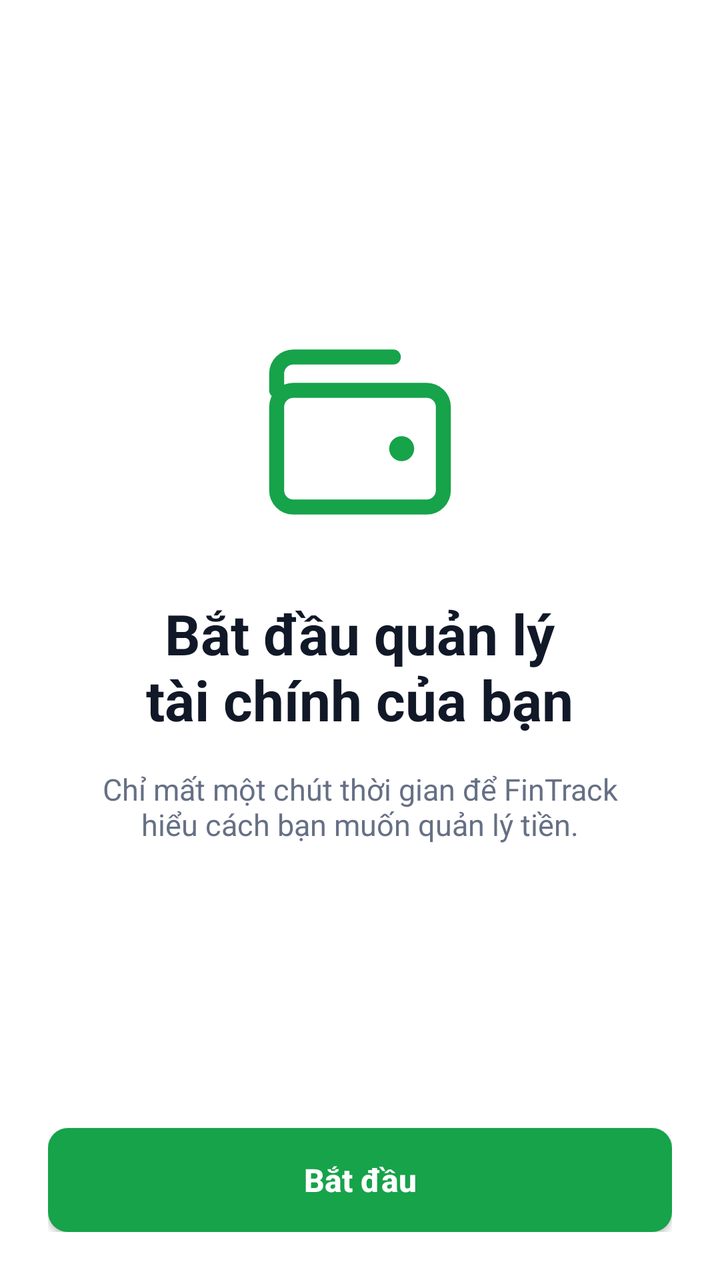
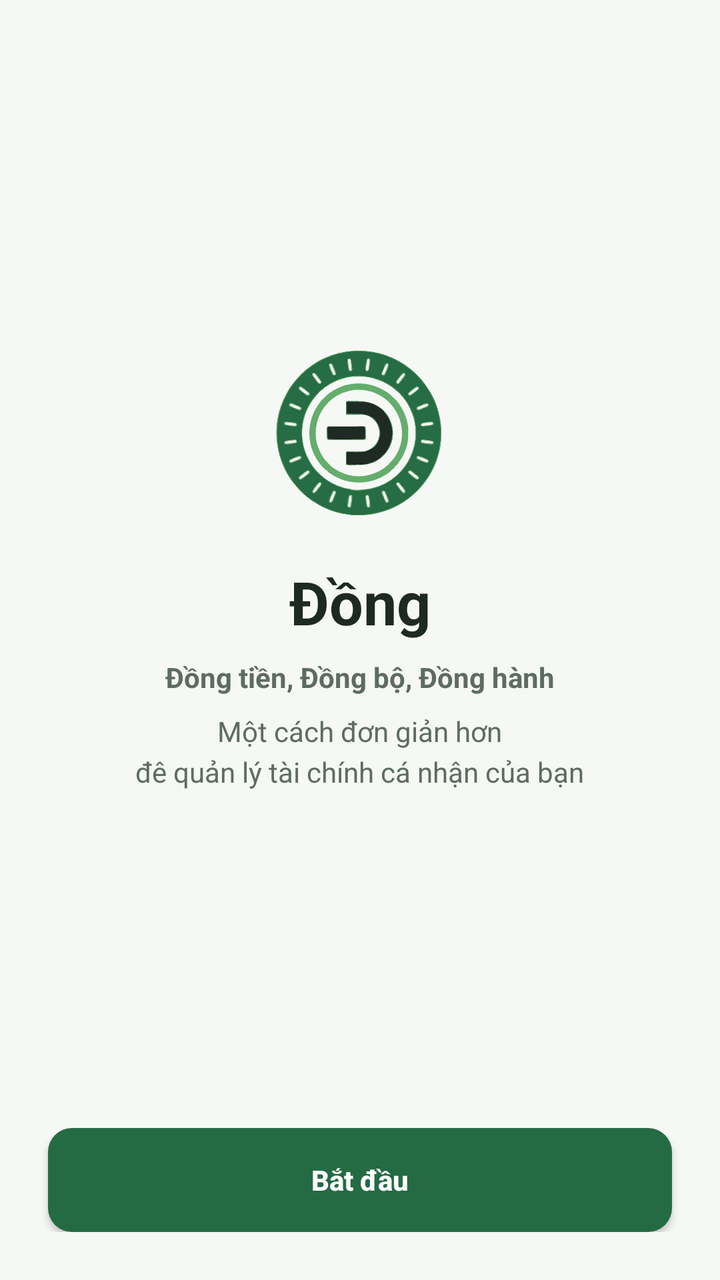

Screens rendered from an Android XML layout before and after an edit, with the pre-edit source and the edit as a unified diff.
<!-- AndroidManifest.xml: application theme Theme.Fintrack -->
<!-- res/layout/activity_setup_welcome.xml -->
<?xml version="1.0" encoding="utf-8"?>
<androidx.constraintlayout.widget.ConstraintLayout xmlns:android="http://schemas.android.com/apk/res/android"
    xmlns:app="http://schemas.android.com/apk/res-auto"
    android:layout_width="match_parent"
    android:layout_height="match_parent"
    android:background="@color/white"
    android:padding="24dp">

    <LinearLayout
        android:layout_width="match_parent"
        android:layout_height="wrap_content"
        android:gravity="center_horizontal"
        android:orientation="vertical"
        app:layout_constraintBottom_toTopOf="@id/btnStart"
        app:layout_constraintTop_toTopOf="parent">

        <ImageView
            android:layout_width="100dp"
            android:layout_height="100dp"
            android:layout_marginBottom="32dp"
            android:contentDescription="@string/app_name"
            android:src="@drawable/ic_wallet"
            app:tint="@color/primary" />

        <TextView
            android:layout_width="wrap_content"
            android:layout_height="wrap_content"
            android:gravity="center"
            android:text="@string/setup_welcome_title"
            android:textColor="@color/text_primary"
            android:textSize="28sp"
            android:textStyle="bold" />

        <TextView
            android:layout_width="wrap_content"
            android:layout_height="wrap_content"
            android:layout_marginTop="16dp"
            android:gravity="center"
            android:paddingStart="24dp"
            android:paddingEnd="24dp"
            android:text="@string/setup_welcome_subtitle"
            android:textColor="@color/text_secondary"
            android:textSize="15sp" />

    </LinearLayout>

    <android.widget.Button
        android:id="@+id/btnStart"
        android:layout_width="match_parent"
        android:layout_height="52dp"
        android:background="@drawable/bg_button_primary"
        android:text="@string/btn_start"
        android:textAllCaps="false"
        android:textColor="@color/white"
        android:textSize="16sp"
        android:textStyle="bold"
        app:layout_constraintBottom_toBottomOf="parent" />

</androidx.constraintlayout.widget.ConstraintLayout>
<!-- resources referenced by this layout -->
<resources>
  <color name="primary">#16A34A</color>
  <color name="text_primary">#111827</color>
  <color name="text_secondary">#667085</color>
  <color name="white">#FFFFFF</color>
  <!-- drawable bg_button_primary (drawable) -->
  <?xml version="1.0" encoding="utf-8"?>
  <ripple xmlns:android="http://schemas.android.com/apk/res/android"
      android:color="#33FFFFFF">
      <item>
          <shape android:shape="rectangle">
              <solid android:color="@color/primary" />
              <corners android:radius="10dp" />
          </shape>
      </item>
  </ripple>
  <!-- drawable ic_wallet (drawable) -->
  <vector xmlns:android="http://schemas.android.com/apk/res/android"
      android:width="32dp"
      android:height="32dp"
      android:viewportWidth="24"
      android:viewportHeight="24">
      <path
          android:fillColor="#00000000"
          android:pathData="M20,7H4C2.8954,7 2,7.8954 2,9V19C2,20.1046 2.8954,21 4,21H20C21.1046,21 22,20.1046 22,19V9C22,7.8954 21.1046,7 20,7Z"
          android:strokeWidth="1.8"
          android:strokeColor="#16A34A"
          android:strokeLineCap="round"
          android:strokeLineJoin="round"/>
      <path
          android:fillColor="#00000000"
          android:pathData="M16,3H4C2.8954,3 2,3.8954 2,5V7"
          android:strokeWidth="1.8"
          android:strokeColor="#16A34A"
          android:strokeLineCap="round"
          android:strokeLineJoin="round"/>
      <path
          android:fillColor="#16A34A"
          android:pathData="M17,14m-1.5,0a1.5,1.5 0 1,0 3,0a1.5,1.5 0 1,0 -3,0"/>
  </vector>
  <string name="app_name">FinTrack</string>
  <string name="btn_start">Bắt đầu</string>
  <string name="setup_welcome_subtitle">Chỉ mất một chút thời gian để FinTrack hiểu cách bạn muốn quản lý tiền.</string>
  <string name="setup_welcome_title">Bắt đầu quản lý\ntài chính của bạn</string>
  <style name="Theme.Fintrack" parent="Base.Theme.Fintrack" />
  <style name="Base.Theme.Fintrack" parent="Theme.Material3.DayNight.NoActionBar">
          
          <item name="colorPrimary">@color/primary</item>
          <item name="colorPrimaryDark">@color/primary_dark</item>
          <item name="colorSecondary">@color/primary</item>
          <item name="android:windowBackground">@color/background</item>
      </style>
  <color name="primary_dark">#15803D</color>
  <color name="background">#F8FAF9</color>
</resources>

<!-- the commit's change to res/layout/activity_setup_welcome.xml (unified diff, before → after) -->
@@ -1,59 +1,93 @@
 <?xml version="1.0" encoding="utf-8"?>
-<androidx.constraintlayout.widget.ConstraintLayout xmlns:android="http://schemas.android.com/apk/res/android"
+<ScrollView xmlns:android="http://schemas.android.com/apk/res/android"
     xmlns:app="http://schemas.android.com/apk/res-auto"
+    xmlns:tools="http://schemas.android.com/tools"
     android:layout_width="match_parent"
     android:layout_height="match_parent"
-    android:background="@color/white"
-    android:padding="24dp">
+    android:background="@color/bg_app_canvas"
+    android:fillViewport="true"
+    android:overScrollMode="never"
+    android:fitsSystemWindows="true">
 
-    <LinearLayout
+    <androidx.constraintlayout.widget.ConstraintLayout
         android:layout_width="match_parent"
         android:layout_height="wrap_content"
-        android:gravity="center_horizontal"
-        android:orientation="vertical"
-        app:layout_constraintBottom_toTopOf="@id/btnStart"
-        app:layout_constraintTop_toTopOf="parent">
+        android:paddingBottom="@dimen/spacing_24">
 
-        <ImageView
-            android:layout_width="100dp"
-            android:layout_height="100dp"
-            android:layout_marginBottom="32dp"
-            android:contentDescription="@string/app_name"
-            android:src="@drawable/ic_wallet"
-            app:tint="@color/primary" />
+        
+        <LinearLayout
+            android:id="@+id/llCenterContent"
+            android:layout_width="0dp"
+            android:layout_height="wrap_content"
+            android:gravity="center_horizontal"
+            android:orientation="vertical"
+            android:paddingHorizontal="@dimen/spacing_32"
+            android:paddingVertical="@dimen/spacing_24"
+            app:layout_constraintBottom_toTopOf="@id/btnStart"
+            app:layout_constraintEnd_toEndOf="parent"
+            app:layout_constraintStart_toStartOf="parent"
+            app:layout_constraintTop_toTopOf="parent"
+            app:layout_constraintWidth_max="440dp">
 
-        <TextView
-            android:layout_width="wrap_content"
-            android:layout_height="wrap_content"
-            android:gravity="center"
-            android:text="@string/setup_welcome_title"
-            android:textColor="@color/text_primary"
-            android:textSize="28sp"
-            android:textStyle="bold" />
+            <ImageView
+                android:id="@+id/ivLogo"
+                android:layout_width="@dimen/welcome_logo_size"
+                android:layout_height="@dimen/welcome_logo_size"
+                android:contentDescription="@string/app_name"
+                android:src="@drawable/ic_logo" />
 
-        <TextView
-            android:layout_width="wrap_content"
-            android:layout_height="wrap_content"
-            android:layout_marginTop="16dp"
-            android:gravity="center"
-            android:paddingStart="24dp"
-            android:paddingEnd="24dp"
-            android:text="@string/setup_welcome_subtitle"
-            android:textColor="@color/text_secondary"
-            android:textSize="15sp" />
+            <TextView
+                android:id="@+id/tvBrand"
+                android:layout_width="wrap_content"
+                android:layout_height="wrap_content"
+                android:layout_marginTop="@dimen/spacing_16"
+                android:text="@string/setup_welcome_brand"
+                android:textColor="@color/text_primary"
+                android:textSize="@dimen/text_size_amount_hero"
+                android:textStyle="bold" />
 
-    </LinearLayout>
+            <TextView
+                android:id="@+id/tvTitle"
+                android:layout_width="wrap_content"
+                android:layout_height="wrap_content"
+                android:layout_marginTop="@dimen/spacing_8"
+                android:gravity="center"
+                android:lineSpacingExtra="@dimen/spacing_4"
+                android:text="@string/setup_welcome_title"
+                android:textColor="@color/text_secondary"
+                android:textSize="@dimen/text_size_body_primary"
+                android:textStyle="bold"/>
 
-    <android.widget.Button
-        android:id="@+id/btnStart"
-        android:layout_width="match_parent"
-        android:layout_height="52dp"
-        android:background="@drawable/bg_button_primary"
-        android:text="@string/btn_start"
-        android:textAllCaps="false"
-        android:textColor="@color/white"
-        android:textSize="16sp"
-        android:textStyle="bold"
-        app:layout_constraintBottom_toBottomOf="parent" />
+            <TextView
+                android:id="@+id/tvSubtitle"
+                android:layout_width="wrap_content"
+                android:layout_height="wrap_content"
+                android:layout_marginTop="@dimen/spacing_8"
+                android:gravity="center"
+                android:lineSpacingExtra="@dimen/spacing_4"
+                android:text="@string/setup_welcome_subtitle"
+                android:textColor="@color/text_secondary"
+                android:textSize="@dimen/text_size_body_primary" />
 
-</androidx.constraintlayout.widget.ConstraintLayout>
+        </LinearLayout>
+
+        
+        <androidx.appcompat.widget.AppCompatButton
+            android:id="@+id/btnStart"
+            android:layout_width="0dp"
+            android:layout_height="@dimen/button_height_large"
+            android:layout_marginHorizontal="@dimen/spacing_24"
+            android:layout_marginTop="@dimen/spacing_16"
+            android:background="@drawable/bg_button_primary"
+            android:text="@string/btn_start"
+            android:textAllCaps="false"
+            android:textColor="@color/text_on_primary"
+            android:textSize="@dimen/text_size_button"
+            android:textStyle="bold"
+            app:layout_constraintBottom_toBottomOf="parent"
+            app:layout_constraintEnd_toEndOf="parent"
+            app:layout_constraintStart_toStartOf="parent"
+            app:layout_constraintWidth_max="440dp" />
+
+    </androidx.constraintlayout.widget.ConstraintLayout>
+</ScrollView>
<!-- resource entries referenced after the edit -->
@@ -1,57 +1,71 @@
 <!-- resources referenced by this layout -->
 <resources>
-  <color name="primary">#16A34A</color>
-  <color name="text_primary">#111827</color>
-  <color name="text_secondary">#667085</color>
-  <color name="white">#FFFFFF</color>
+  <color name="bg_app_canvas">@color/neutral_canvas</color>
+  <color name="text_on_primary">@color/neutral_surface</color>
+  <color name="text_primary">@color/neutral_text_900</color>
+  <color name="text_secondary">@color/neutral_text_600</color>
+  <dimen name="button_height_large">52dp</dimen>
+  <dimen name="spacing_16">16dp</dimen>
+  <dimen name="spacing_24">24dp</dimen>
+  <dimen name="spacing_32">32dp</dimen>
+  <dimen name="spacing_4">4dp</dimen>
+  <dimen name="spacing_8">8dp</dimen>
+  <dimen name="text_size_amount_hero">30sp</dimen>
+  <dimen name="text_size_body_primary">14sp</dimen>
+  <dimen name="text_size_button">14sp</dimen>
+  <dimen name="welcome_logo_size">96dp</dimen>
   <!-- drawable bg_button_primary (drawable) -->
   <?xml version="1.0" encoding="utf-8"?>
   <ripple xmlns:android="http://schemas.android.com/apk/res/android"
-      android:color="#33FFFFFF">
+      android:color="@color/color_primary_pressed">
       <item>
           <shape android:shape="rectangle">
-              <solid android:color="@color/primary" />
-              <corners android:radius="10dp" />
+              <solid android:color="@color/color_primary" />
+              <corners android:radius="@dimen/radius_input_button" />
           </shape>
       </item>
   </ripple>
-  <!-- drawable ic_wallet (drawable) -->
-  <vector xmlns:android="http://schemas.android.com/apk/res/android"
-      android:width="32dp"
-      android:height="32dp"
-      android:viewportWidth="24"
-      android:viewportHeight="24">
-      <path
-          android:fillColor="#00000000"
-          android:pathData="M20,7H4C2.8954,7 2,7.8954 2,9V19C2,20.1046 2.8954,21 4,21H20C21.1046,21 22,20.1046 22,19V9C22,7.8954 21.1046,7 20,7Z"
-          android:strokeWidth="1.8"
-          android:strokeColor="#16A34A"
-          android:strokeLineCap="round"
-          android:strokeLineJoin="round"/>
-      <path
-          android:fillColor="#00000000"
-          android:pathData="M16,3H4C2.8954,3 2,3.8954 2,5V7"
-          android:strokeWidth="1.8"
-          android:strokeColor="#16A34A"
-          android:strokeLineCap="round"
-          android:strokeLineJoin="round"/>
-      <path
-          android:fillColor="#16A34A"
-          android:pathData="M17,14m-1.5,0a1.5,1.5 0 1,0 3,0a1.5,1.5 0 1,0 -3,0"/>
-  </vector>
-  <string name="app_name">FinTrack</string>
+  <!-- drawable ic_logo: vector/xml drawable (drawable, 23050 chars, omitted) -->
+  <string name="app_name">Đồng</string>
   <string name="btn_start">Bắt đầu</string>
-  <string name="setup_welcome_subtitle">Chỉ mất một chút thời gian để FinTrack hiểu cách bạn muốn quản lý tiền.</string>
-  <string name="setup_welcome_title">Bắt đầu quản lý\ntài chính của bạn</string>
+  <string name="setup_welcome_brand">Đồng</string>
+  <string name="setup_welcome_subtitle">Một cách đơn giản hơn\nđê quản lý tài chính cá nhận của bạn</string>
+  <string name="setup_welcome_title">Đồng tiền, Đồng bộ, Đồng hành</string>
   <style name="Theme.Fintrack" parent="Base.Theme.Fintrack" />
+  <color name="neutral_canvas">#F6F8F5</color>
+  <color name="neutral_surface">#FFFFFF</color>
+  <color name="neutral_text_900">#1D2922</color>
+  <color name="neutral_text_600">#5D6C62</color>
+  <color name="color_primary_pressed">@color/green_brand_800</color>
+  <color name="color_primary">@color/green_brand_700</color>
+  <dimen name="radius_input_button">12dp</dimen>
   <style name="Base.Theme.Fintrack" parent="Theme.Material3.DayNight.NoActionBar">
           
-          <item name="colorPrimary">@color/primary</item>
-          <item name="colorPrimaryDark">@color/primary_dark</item>
-          <item name="colorSecondary">@color/primary</item>
-          <item name="android:windowBackground">@color/background</item>
+          <item name="colorPrimary">@color/color_primary</item>
+          <item name="colorOnPrimary">@color/text_on_primary</item>
+          <item name="colorPrimaryDark">@color/color_primary_pressed</item>
+          <item name="colorSecondary">@color/color_accent</item>
+          <item name="colorAccent">@color/color_accent</item>
+  
+          
+          <item name="android:windowBackground">@color/bg_app_canvas</item>
+          <item name="colorSurface">@color/bg_card_surface</item>
+          <item name="colorSurfaceVariant">@color/bg_surface_secondary</item>
+  
+          
+          <item name="android:statusBarColor">@color/bg_app_canvas</item>
+          <item name="android:windowLightStatusBar">true</item>
+  
+          
+          <item name="android:textColorPrimary">@color/text_primary</item>
+          <item name="android:textColorSecondary">@color/text_secondary</item>
       </style>
-  <color name="primary_dark">#15803D</color>
-  <color name="background">#F8FAF9</color>
+  <color name="green_brand_800">#1C5636</color>
+  <color name="green_brand_700">#246B43</color>
+  <color name="color_accent">@color/green_accent_500</color>
+  <color name="bg_card_surface">@color/neutral_surface</color>
+  <color name="bg_surface_secondary">@color/neutral_surface_alt</color>
+  <color name="green_accent_500">#4CAF50</color>
+  <color name="neutral_surface_alt">#F0F4F0</color>
 </resources>
 
